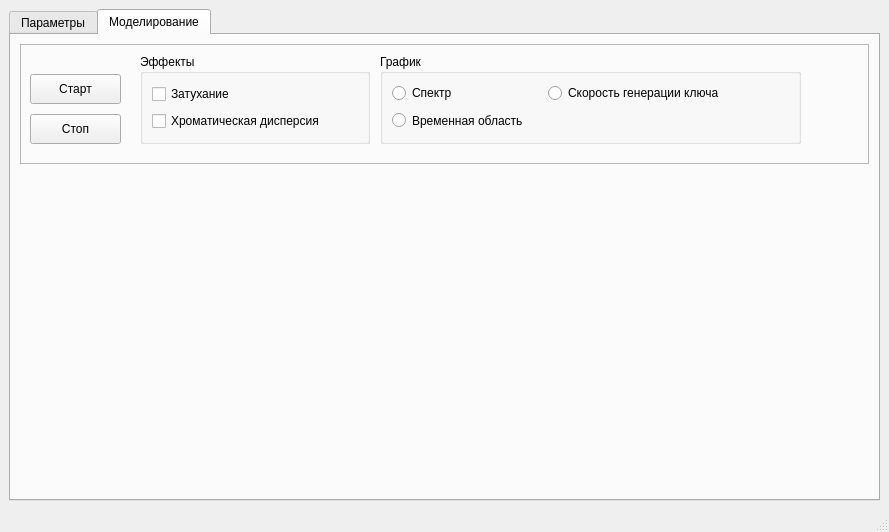
Qt form mainwindow.ui (Yorick2014/SimQC) before a commit.
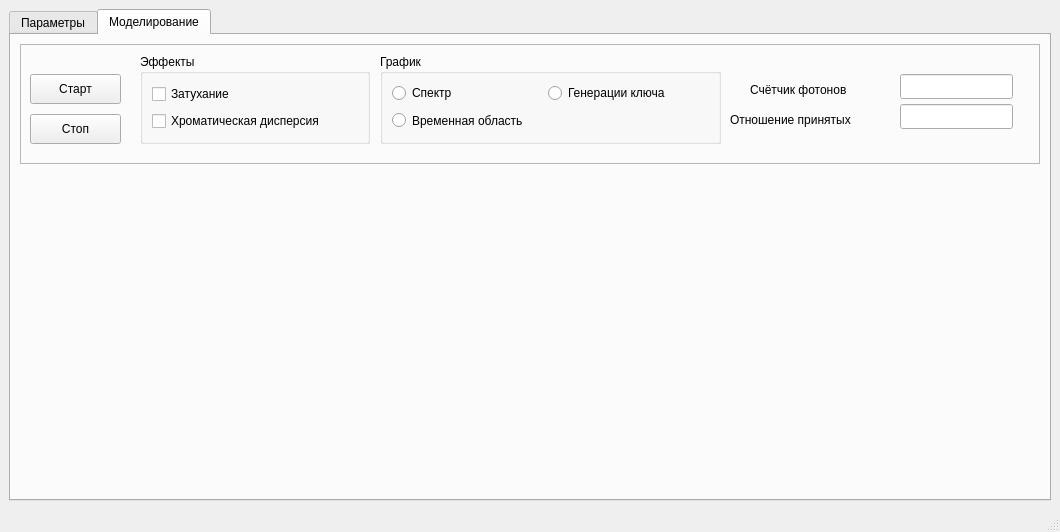
The same form after that commit. The open tabs and pages were chosen to show the change. Custom widgets are drawn as their Qt base class.

Commit message: fix: влияние квантовой эффективности fix: регистрация импульсов

The edit to the form file:
```diff
--- a/mainwindow.ui
+++ b/mainwindow.ui
@@ -6,7 +6,7 @@
    <rect>
     <x>0</x>
     <y>0</y>
-    <width>889</width>
+    <width>1060</width>
     <height>532</height>
    </rect>
   </property>
@@ -485,7 +485,7 @@
             <rect>
              <x>360</x>
              <y>10</y>
-             <width>421</width>
+             <width>341</width>
              <height>90</height>
             </rect>
            </property>
@@ -543,7 +543,7 @@
             <item row="1" column="1">
              <widget class="QRadioButton" name="radioButton_gen_key">
               <property name="text">
-               <string>Скорость генерации ключа</string>
+               <string>Генерации ключа</string>
               </property>
              </widget>
             </item>
@@ -622,6 +622,52 @@
             <string>Стоп</string>
            </property>
           </widget>
+          <widget class="QLineEdit" name="lineEdit_count_pulses">
+           <property name="geometry">
+            <rect>
+             <x>880</x>
+             <y>30</y>
+             <width>113</width>
+             <height>25</height>
+            </rect>
+           </property>
+          </widget>
+          <widget class="QLineEdit" name="lineEdit_percent_pulses">
+           <property name="geometry">
+            <rect>
+             <x>880</x>
+             <y>60</y>
+             <width>113</width>
+             <height>25</height>
+            </rect>
+           </property>
+          </widget>
+          <widget class="QLabel" name="label">
+           <property name="geometry">
+            <rect>
+             <x>730</x>
+             <y>30</y>
+             <width>131</width>
+             <height>31</height>
+            </rect>
+           </property>
+           <property name="text">
+            <string>Счётчик фотонов</string>
+           </property>
+          </widget>
+          <widget class="QLabel" name="label_2">
+           <property name="geometry">
+            <rect>
+             <x>710</x>
+             <y>60</y>
+             <width>161</width>
+             <height>31</height>
+            </rect>
+           </property>
+           <property name="text">
+            <string>Отношение принятых</string>
+           </property>
+          </widget>
          </widget>
         </item>
         <item row="1" column="0">
```
Left out of the diff: 6 changed lines with no effect on the pictures. The commit also changes 2 other files.
